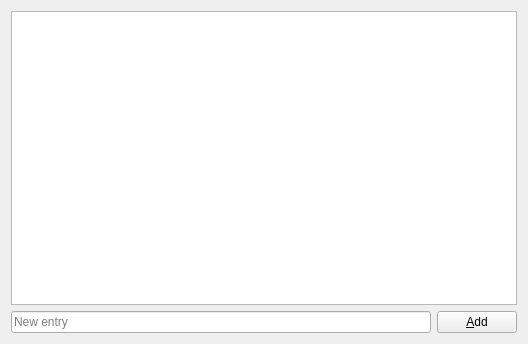
Before: the Qt Designer form src/console/schemaeditor/schemaeditwidget.ui in KDE/kuserfeedback, drawn with Qt 5.
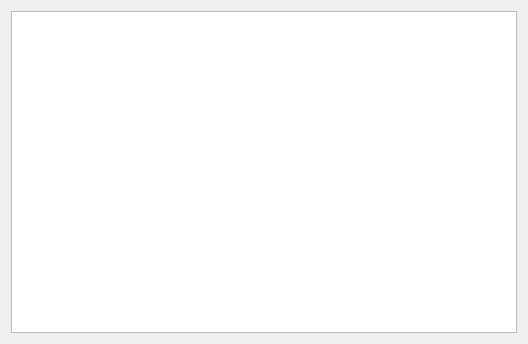
After: the same form once the commit is applied. Icons and pictures are not drawn.

Commit message: Complete the edit operations in the schema editor

The edit to the form file:
```diff
--- a/src/console/schemaeditor/schemaeditwidget.ui
+++ b/src/console/schemaeditor/schemaeditwidget.ui
@@ -18,24 +18,6 @@
      </property>
     </widget>
    </item>
-   <item>
-    <layout class="QHBoxLayout" name="horizontalLayout">
-     <item>
-      <widget class="QLineEdit" name="newEntryName">
-       <property name="placeholderText">
-        <string>New entry</string>
-       </property>
-      </widget>
-     </item>
-     <item>
-      <widget class="QPushButton" name="addEntryButton">
-       <property name="text">
-        <string>&amp;Add</string>
-       </property>
-      </widget>
-     </item>
-    </layout>
-   </item>
   </layout>
   <action name="actionDelete">
    <property name="icon">
```
Left out of the diff: 25 changed lines with no effect on the pictures. The commit also changes 4 other files.
